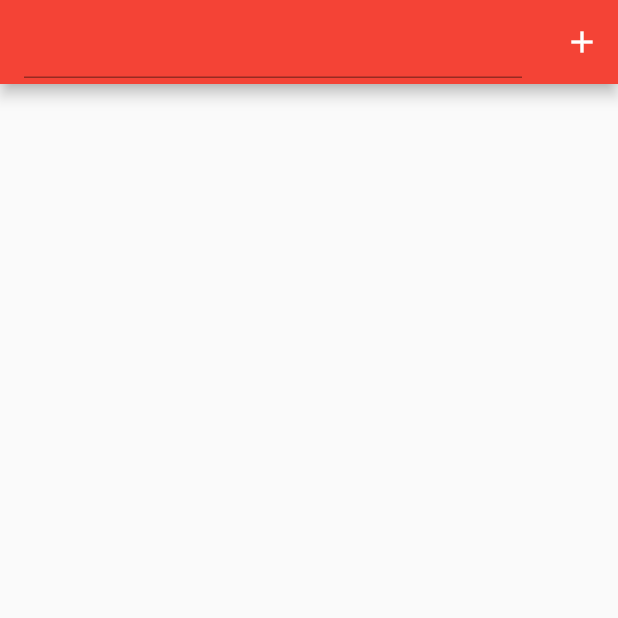
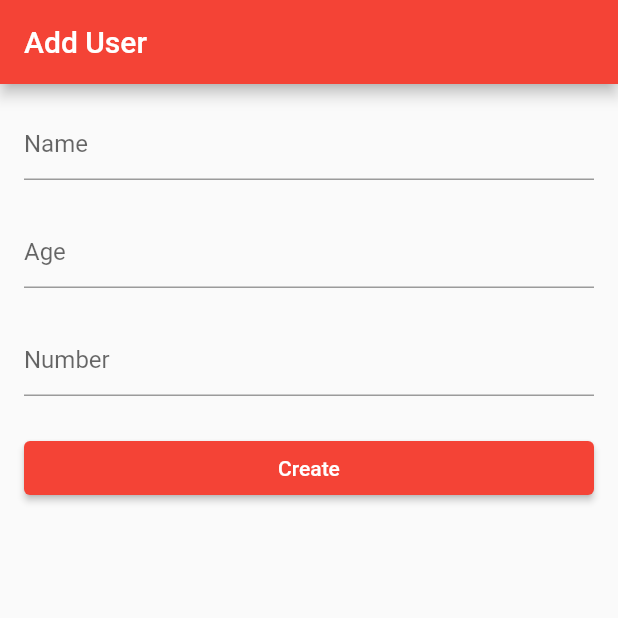
Before and after one commit to kenkaneki0625/flutter_firebase, a Flutter app: the screen it shows after launch, on a phone screen of 412 x 824 dp, the top half of it. Run offline on Flutter 3.47's test engine with Material 2 defaults, Android fonts, the phone set to English and light mode, and no system bars; our stand-ins replace cloud_firestore, firebase_core; accounts and stored records are empty.

Commit message:
submit form

```diff
--- a/lib/main.dart
+++ b/lib/main.dart
@@ -31,43 +31,61 @@ class MyHomePage extends StatefulWidget {
 }
 
 class _MyHomePageState extends State<MyHomePage> {
-  final controller = TextEditingController();
+  final controllerName = TextEditingController();
+  final controllerAge = TextEditingController();
+  final controllerPhone = TextEditingController();
 
   @override
   Widget build(BuildContext context) {
     return Scaffold(
-      appBar: AppBar(
-        title: TextField(
-          controller: controller,
-        ),
-        actions: [
-          IconButton(
-            onPressed: () {
-              final name = controller.text;
-              createUser(name: name);
-            },
-            icon: Icon(Icons.add),
-          )
+      appBar: AppBar(title: Text('Add User')),
+      body: ListView(
+        padding: EdgeInsets.all(16),
+        children: <Widget>[
+          TextField(
+            controller: controllerName,
+            decoration: decoration('Name'),
+          ),
+          const SizedBox(
+            height: 24,
+          ),
+          TextField(
+            controller: controllerAge,
+            decoration: decoration('Age'),
+            keyboardType: TextInputType.number,
+          ),
+          const SizedBox(
+            height: 24,
+          ),
+          TextField(
+            controller: controllerPhone,
+            decoration: decoration('Number'),
+            keyboardType: TextInputType.number,
+          ),
+          const SizedBox(
+            height: 24,
+          ),
+          ElevatedButton(
+              onPressed: () {
+                final user = User(
+                  age: int.parse(controllerAge.text),
+                  name: controllerName.text,
+                  number: int.parse(controllerPhone.text),
+                );
+                createUser(user);
+              },
+              child: Text('Create'))
         ],
       ),
     );
   }
 
-  Future createUser({required String name}) async {
+  decoration(String name) => InputDecoration(hintText: name);
+
+  Future createUser(User user) async {
     final docUser = FirebaseFirestore.instance.collection('users').doc();
 
-    // final json = {
-    //   'name': name,
-    //   'age': 21,
-    //   'birthday': DateTime(2001, 7, 28),
-    // };
-
-    final user = User(
-      id: docUser.id,
-      name: name,
-      age: 21,
-      birthday: DateTime(2001, 7, 28),
-    );
+    user.id = docUser.id;
     final json = user.toJson();
     await docUser.set(json);
   }
@@ -77,19 +95,19 @@ class User {
   String id;
   final String name;
   final int age;
-  final DateTime birthday;
+  final int number;
 
   User({
     this.id = '',
     required this.name,
     required this.age,
-    required this.birthday,
+    required this.number,
   });
 
   Map<String, dynamic> toJson() => {
         'id': id,
         'name': name,
         'age': age,
-        'birthday': birthday,
+        'number': number,
       };
 }
```
